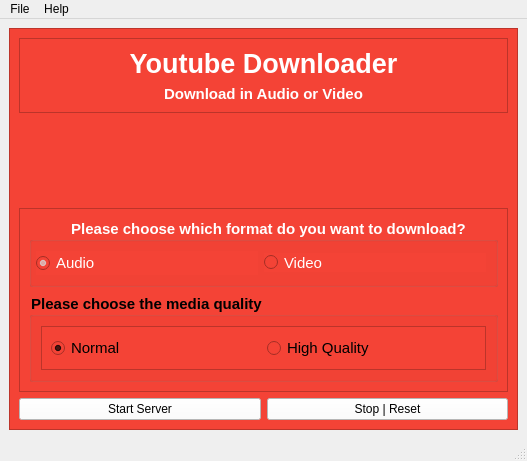
This is gui.ui in T4puSD/YoutubeDownloader as Qt 5 draws it before an edit. The edited form follows.
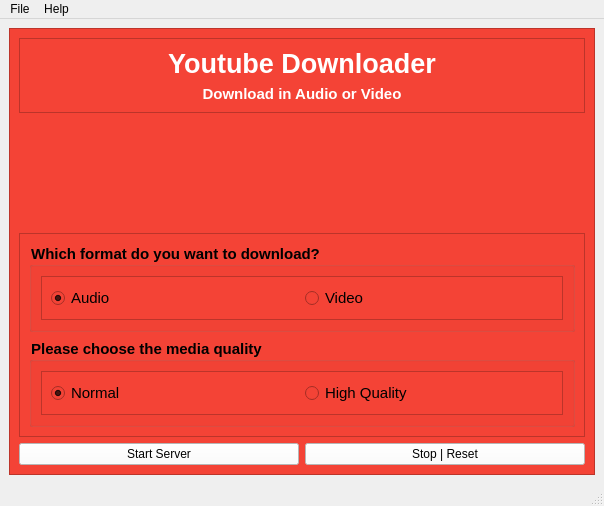
This is the edited form.

Commit message: Gui is working with dynamic download settings

What changed in the file:
```diff
--- a/gui.ui
+++ b/gui.ui
@@ -6,8 +6,8 @@
    <rect>
     <x>0</x>
     <y>0</y>
-    <width>527</width>
-    <height>461</height>
+    <width>604</width>
+    <height>506</height>
    </rect>
   </property>
   <property name="windowTitle">
@@ -113,12 +113,6 @@
          <layout class="QVBoxLayout" name="verticalLayout_5">
           <item>
            <widget class="QGroupBox" name="groupBoxMediaType">
-            <property name="maximumSize">
-             <size>
-              <width>16777215</width>
-              <height>16777215</height>
-             </size>
-            </property>
             <property name="font">
              <font>
               <pointsize>11</pointsize>
@@ -126,42 +120,29 @@
               <bold>true</bold>
              </font>
             </property>
-            <property name="styleSheet">
-             <string notr="true">color: rgb(255, 255, 255);</string>
-            </property>
             <property name="title">
-             <string>Please choose which format do you want to download?</string>
-            </property>
-            <property name="alignment">
-             <set>Qt::AlignCenter</set>
+             <string>Which format do you want to download?</string>
             </property>
             <property name="flat">
              <bool>false</bool>
             </property>
-            <property name="checkable">
-             <bool>false</bool>
-            </property>
-            <property name="checked">
-             <bool>false</bool>
-            </property>
-            <layout class="QVBoxLayout" name="verticalLayout_4">
-             <property name="leftMargin">
-              <number>4</number>
-             </property>
+            <layout class="QHBoxLayout" name="horizontalLayout_3">
+             <item>
+              <widget class="QFrame" name="frame">
+               <property name="frameShape">
+                <enum>QFrame::StyledPanel</enum>
+               </property>
+               <property name="frameShadow">
+                <enum>QFrame::Raised</enum>
+               </property>
+               <layout class="QHBoxLayout" name="horizontalLayout_4">
              <item>
-              <layout class="QHBoxLayout" name="horizontalLayout">
-               <item>
-                <widget class="QRadioButton" name="radioButton_audio">
+                 <widget class="QRadioButton" name="radioButtonAudio">
                  <property name="font">
                   <font>
                    <pointsize>11</pointsize>
-                   <weight>50</weight>
-                   <bold>false</bold>
-                  </font>
-                 </property>
-                 <property name="styleSheet">
-                  <string notr="true">color: rgb(255, 255, 255);</string>
-                 </property>
+                   </font>
+                  </property>
                  <property name="text">
                   <string>Audio</string>
                  </property>
@@ -171,24 +152,19 @@
                 </widget>
                </item>
                <item>
-                <widget class="QRadioButton" name="radioButton_video">
+                 <widget class="QRadioButton" name="radioButtonVideo">
                  <property name="font">
                   <font>
                    <pointsize>11</pointsize>
-                   <weight>50</weight>
-                   <bold>false</bold>
-                  </font>
-                 </property>
-                 <property name="styleSheet">
-                  <string notr="true">color: rgb(255, 255, 255);
-border: none;</string>
-                 </property>
+                   </font>
+                  </property>
                  <property name="text">
                   <string>Video</string>
                  </property>
                 </widget>
                </item>
               </layout>
+              </widget>
              </item>
             </layout>
            </widget>
@@ -208,16 +184,16 @@
             <property name="flat">
              <bool>false</bool>
             </property>
-            <layout class="QHBoxLayout" name="horizontalLayout_3">
+            <layout class="QHBoxLayout" name="horizontalLayout_5">
              <item>
-              <widget class="QFrame" name="frame">
+              <widget class="QFrame" name="frame_2">
                <property name="frameShape">
                 <enum>QFrame::StyledPanel</enum>
                </property>
                <property name="frameShadow">
                 <enum>QFrame::Raised</enum>
                </property>
-               <layout class="QHBoxLayout" name="horizontalLayout_4">
+               <layout class="QHBoxLayout" name="horizontalLayout_6">
                 <item>
                  <widget class="QRadioButton" name="radioButtonNormalQuality">
                   <property name="font">
@@ -302,7 +278,7 @@
     <rect>
      <x>0</x>
      <y>0</y>
-     <width>527</width>
+     <width>604</width>
      <height>27</height>
     </rect>
    </property>
```
Lines whose indentation alone changed are shown as unchanged. The commit also changes 3 other files.
